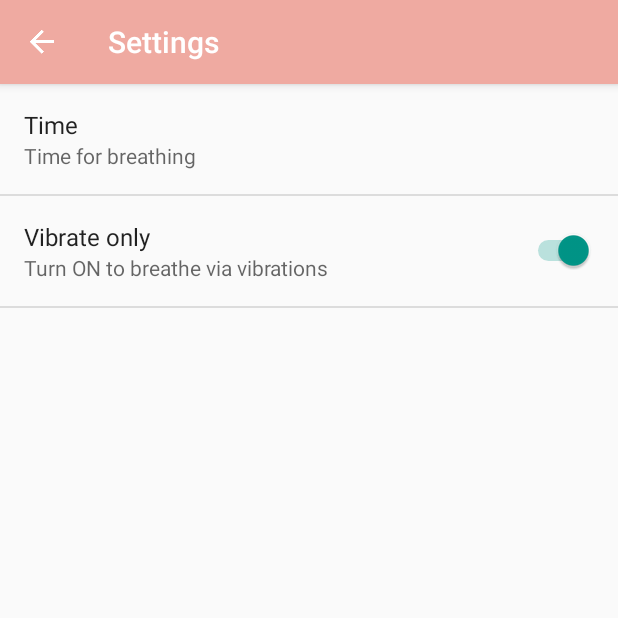
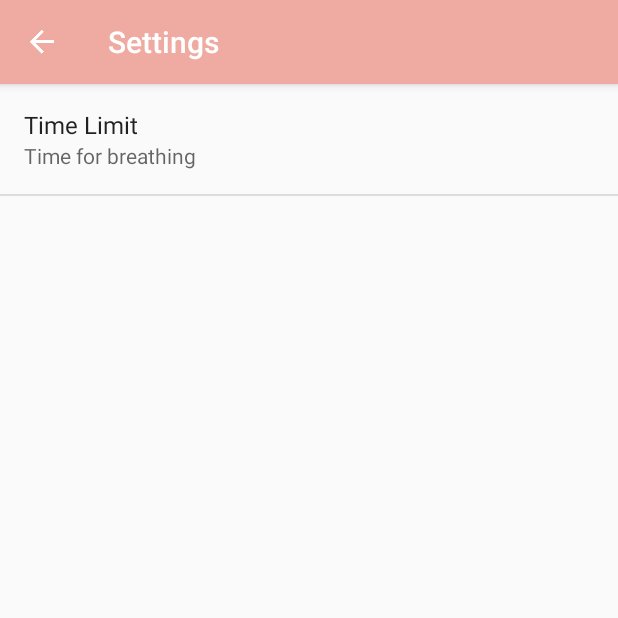
Before and after one commit to mohitagarwal/JustCalmDown, an Android app: the SettingsActivity screen opened directly, with no data from a screen before it, on a phone screen of 412 x 824 dp, the top half of it. Run offline under Robolectric (Android 15) with nearby library versions, the phone set to English and light mode, and no system bars.

Commit message:
removing vibration settings

```diff
--- a/app/src/main/java/com/openshutters/justcalmdown/IntroductionActivity.java
+++ b/app/src/main/java/com/openshutters/justcalmdown/IntroductionActivity.java
@@ -19,7 +19,7 @@ public class IntroductionActivity extends AppIntro {
     protected void onCreate(@Nullable Bundle savedInstanceState) {
         super.onCreate(savedInstanceState);
         prfs = PreferenceManager.getDefaultSharedPreferences(getBaseContext());
-//        if (!prfs.getBoolean(getString(R.string.pref_intro_seen), false)) {
+//        if (prfs.getBoolean(getString(R.string.pref_intro_seen), false)) {
 //            navigateToMainScreen();
 //        }
 
--- a/app/src/main/res/xml/settings.xml
+++ b/app/src/main/res/xml/settings.xml
@@ -6,12 +6,12 @@
         android:entryValues="@array/pref_time_values"
         android:key="@string/pref_time"
         android:summary="Time for breathing"
-        android:title="Time" />
+        android:title="Time Limit" />
 
-    <SwitchPreference
-        android:defaultValue="true"
-        android:key="@string/pref_vibrate"
-        android:summary="Turn ON to breathe via vibrations"
-        android:title="Vibrate only" />
+    <!--<SwitchPreference-->
+    <!--android:defaultValue="true"-->
+    <!--android:key="@string/pref_vibrate"-->
+    <!--android:summary="Turn ON to breathe via vibrations"-->
+    <!--android:title="Vibrate only" />-->
 
 </PreferenceScreen>
```
